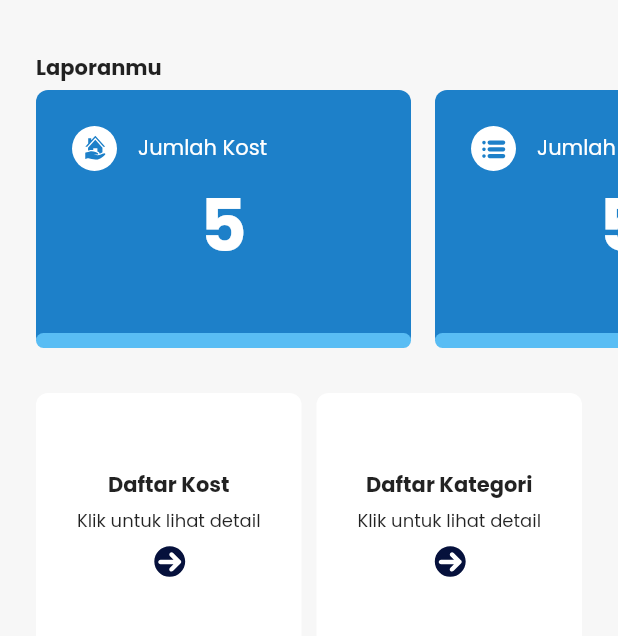
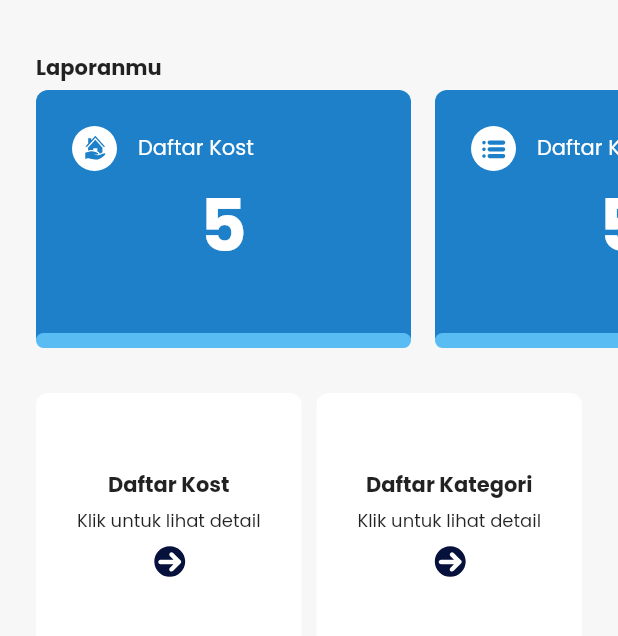
Before and after one commit to imamfirdaus-if/kostanku, a Flutter app: the screen it shows after launch, on a phone screen of 412 x 824 dp, the part 162-798 px from its top. Run offline on Flutter 3.47's test engine with Material 2 defaults, Android fonts, the light colour scheme and no system bars; our stand-ins replace flutter_svg, google_fonts, iconly.

Commit message:
fix ui overflow on report homescreen

```diff
--- a/kostanku/lib/modules/home/components/report_item.dart
+++ b/kostanku/lib/modules/home/components/report_item.dart
@@ -69,7 +69,6 @@ class _ReportItemState extends State<ReportItem> {
                     color: Colors.white,
                   ),
                 ),
-                SizedBox(width: 60),
               ],
             ),
             Text(
--- a/kostanku/lib/modules/home/views/home_view.dart
+++ b/kostanku/lib/modules/home/views/home_view.dart
@@ -118,14 +118,14 @@ class _HomeViewState extends State<HomeView> {
               itemBuilder: (context, index) {
                 return ReportItem(
                   iconUrl: iconUrls[index],
-                  title: 'Jumlah Kost',
+                  title: gridItemTitles[index],
                   number: '5',
                 );
               },
               separatorBuilder: (context, index) {
                 return SizedBox(width: 16);
               },
-              itemCount: 5,
+              itemCount: gridItemTitles.length,
             ),
           ),
         ],
```
